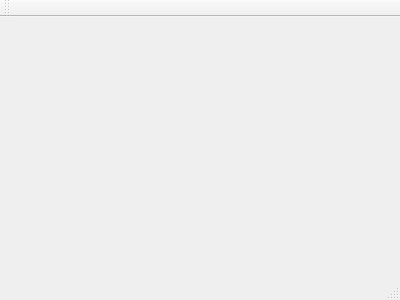
Putesestvije/test3, file mainwindow.ui: the form before one commit.
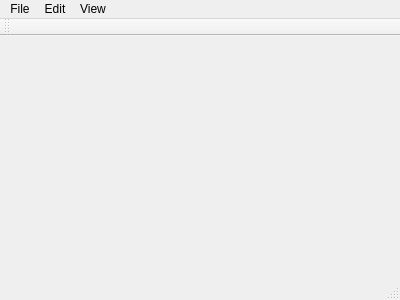
The form after the commit.

Diff of the .ui file:
```diff
--- a/mainwindow.ui
+++ b/mainwindow.ui
@@ -12,13 +12,46 @@
   <property name="windowTitle" >
    <string>MainWindow</string>
   </property>
-  <widget class="QMenuBar" name="menuBar" />
-  <widget class="QToolBar" name="mainToolBar" />
-  <widget class="QWidget" name="centralWidget" />
-  <widget class="QStatusBar" name="statusBar" />
+  <widget class="QWidget" name="centralWidget"/>
+  <widget class="QMenuBar" name="menuBar">
+   <property name="geometry">
+    <rect>
+     <x>0</x>
+     <y>0</y>
+     <width>400</width>
+     <height>21</height>
+    </rect>
+   </property>
+   <widget class="QMenu" name="menuFile">
+    <property name="title">
+     <string>File</string>
+    </property>
+   </widget>
+   <widget class="QMenu" name="menuEdit">
+    <property name="title">
+     <string>Edit</string>
+    </property>
+   </widget>
+   <widget class="QMenu" name="menuView">
+    <property name="title">
+     <string>View</string>
+    </property>
+   </widget>
+   <addaction name="menuFile"/>
+   <addaction name="menuEdit"/>
+   <addaction name="menuView"/>
+  </widget>
+  <widget class="QToolBar" name="mainToolBar">
+   <attribute name="toolBarArea">
+    <enum>TopToolBarArea</enum>
+   </attribute>
+   <attribute name="toolBarBreak">
+    <bool>false</bool>
+   </attribute>
+  </widget>
+  <widget class="QStatusBar" name="statusBar"/>
  </widget>
- <layoutDefault spacing="6" margin="11" />
- <pixmapfunction></pixmapfunction>
+ <layoutdefault spacing="6" margin="11"/>
  <resources/>
  <connections/>
 </ui>
```
Left out of the diff: 7 changed lines with no effect on the pictures.
